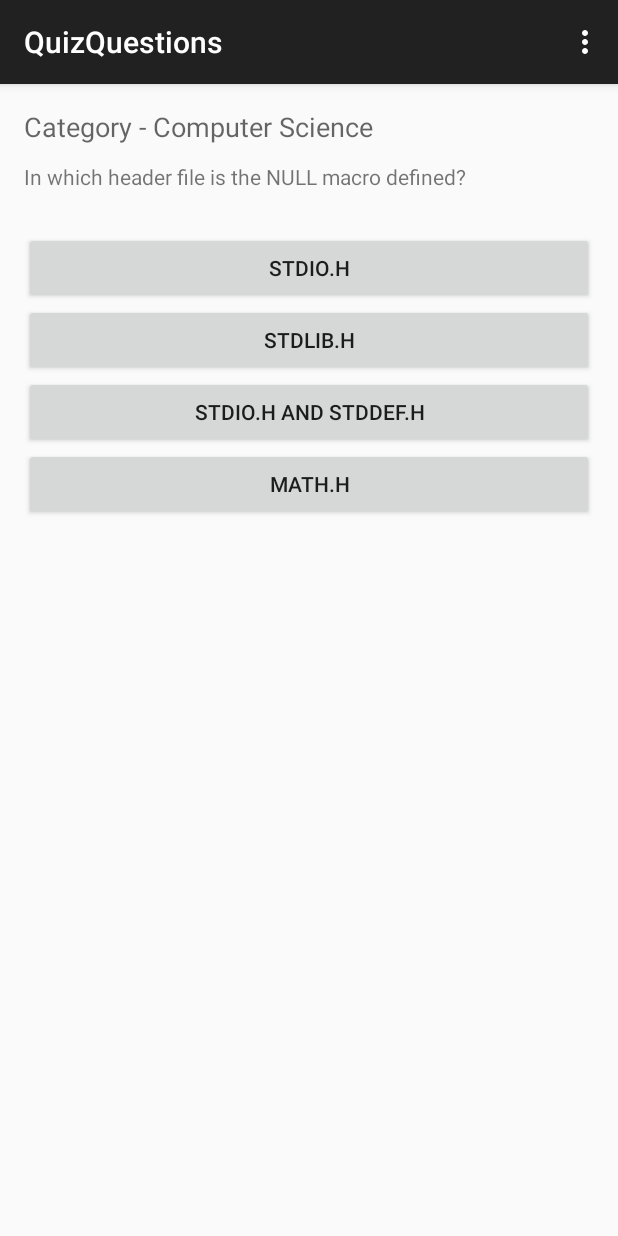
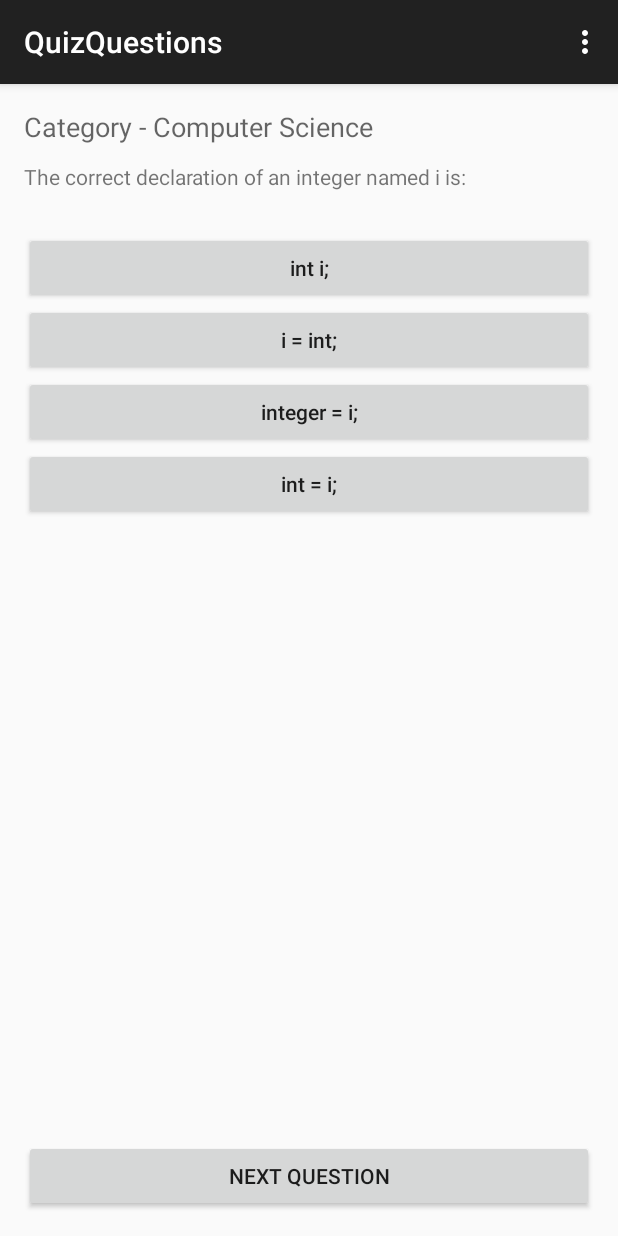
Before and after one commit to miteshpatekar/QuizWiz, an Android app: the QuizQuestions screen opened directly, with no data from a screen before it, on a phone screen of 412 x 824 dp. Run offline under Robolectric (Android 15) with nearby library versions, the phone set to English and light mode, and no system bars; libraries missing offline, so code that uses them is left out: com.firebase.client.

Commit message:
Updated Quick Quiz
Quiz uses an arraylist to push questions to user.

```diff
--- a/app/src/main/AndroidManifest.xml
+++ b/app/src/main/AndroidManifest.xml
@@ -61,6 +61,10 @@
             android:name=".Requests"
             android:label="@string/title_activity_requests" >
         </activity>
+        <activity
+            android:name=".Results"
+            android:label="@string/title_activity_results" >
+        </activity>
     </application>
 
 </manifest>
--- /dev/null
+++ b/app/src/main/java/com/quizwiz/Question.java
@@ -0,0 +1,62 @@
+package com.quizwiz;
+
+/**
+ * Created by Carlos on 3/19/2015.
+ */
+public class Question {
+    String question;
+    String option1;
+    String option2;
+    String option3;
+    String option4;
+    String answer;
+
+    public Question()
+    {
+        question="Question goes here";
+        option1="a";
+        option2="b";
+        option3="c";
+        option4="d";
+        answer="answer";
+    }
+    public Question(String ques, String op1, String op2, String op3, String op4, String ans)
+    {
+        question=ques;
+        option1=op1;
+        option2=op2;
+        option3=op3;
+        option4=op4;
+        answer=ans;
+    }
+
+    public String getQuestion()
+    {
+        return question;
+    }
+
+    public String getAnswer()
+    {
+        return answer;
+    }
+
+    public String getOption1()
+    {
+        return option1;
+    }
+
+    public String getOption2()
+    {
+        return option2;
+    }
+
+    public String getOption3()
+    {
+        return option3;
+    }
+
+    public String getOption4()
+    {
+        return option4;
+    }
+}
--- a/app/src/main/java/com/quizwiz/QuizQuestions.java
+++ b/app/src/main/java/com/quizwiz/QuizQuestions.java
@@ -1,19 +1,138 @@
 package com.quizwiz;
 
+import android.content.Intent;
+import android.graphics.Color;
+import android.graphics.drawable.Drawable;
 import android.support.v7.app.ActionBarActivity;
 import android.os.Bundle;
+import android.util.Log;
 import android.view.Menu;
 import android.view.MenuItem;
+import android.view.View;
+import android.widget.Button;
+import android.widget.TextView;
+import android.widget.Toast;
+
+import com.quizwiz.Question;
+
+import com.firebase.client.ChildEventListener;
+import com.firebase.client.DataSnapshot;
+import com.firebase.client.Firebase;
+import com.firebase.client.FirebaseError;
+import com.firebase.client.Query;
+import com.firebase.client.ValueEventListener;
+
+import java.util.ArrayList;
 
 
 public class QuizQuestions extends ActionBarActivity {
+
+    String question="Question";
+    String optionA="A";
+    String optionB="B";
+    String optionC="C";
+    String optionD="D";
+    String correct=optionA;
+    Button op1Button;
+    Button op2Button;
+    Button op3Button;
+    Button op4Button;
+    Button correctButton;
+    TextView questionText;
+    Drawable buttonColor;
+    boolean aState=false;
+    boolean bState=false;
+    boolean cState=false;
+    boolean dState=false;
+    boolean answered=false;
+    int points=0;
+    String total="";
+
+    Question q1;
+    Question q2;
+    Question q3;
+    ArrayList <Question> questions;
+    int qCount=-1;
+
+
 
     @Override
     protected void onCreate(Bundle savedInstanceState) {
         super.onCreate(savedInstanceState);
         setContentView(R.layout.activity_quiz_questions);
+        qCount=-1;
+        questionText=(TextView)findViewById(R.id.textView6);
+        op1Button=(Button)findViewById(R.id.button8);
+        op2Button=(Button)findViewById(R.id.button9);
+        op3Button=(Button)findViewById(R.id.button10);
+        op4Button=(Button)findViewById(R.id.button11);
+        buttonColor = op1Button.getBackground();
+
+
+        q1=new Question("The correct declaration of an integer named i is:","int i;","i = int;","integer = i;"
+        ,"int = i;","int i;");
+        q2=new Question("What is the brain of the computer?","Motherboard","RAM","CPU","NIC","CPU");
+        q3=new Question("An IP address is a numeric quantity that identifies","a network adapter to other devices on the network","the manufacturer of a computer","the physical location of a computer","none of the above","a network adapter to other devices on the network");
+        questions=new ArrayList<Question>();
+        questions.add(q1);
+        questions.add(q2);
+        questions.add(q3);
+
+        //retrieveData();
+        nextQuestion();
     }
 
+    public void retrieveData()
+    {
+        Firebase.setAndroidContext(this);
+
+        Firebase myFirebaseRef = new Firebase("https://popping-heat-8474.firebaseio.com/Questions/CS");
+        // Firebase rootRef = new Firebase("https://docs-examples.firebaseio.com/web/data");
+
+        final Query queryRef = myFirebaseRef.orderByKey();
+        queryRef.addChildEventListener(new ChildEventListener() {
+            @Override
+            public void onChildAdded(DataSnapshot snapshot, String previousChildKey) {
+                //System.out.println("!!!!!!! The " + snapshot.getKey() + " dinosaur's score is " + snapshot.getValue());
+                Log.d("Msg","Question " + snapshot.getKey() + " components: " + snapshot.getValue());
+                Object o=new Object();
+                o=snapshot.getValue();
+               // Log.d("Here it is"," Question " + o.toString());
+            }
+
+            @Override
+            public void onChildChanged(DataSnapshot dataSnapshot, String s) {
+
+            }
+
+            @Override
+            public void onChildRemoved(DataSnapshot dataSnapshot) {
+
+            }
+
+            @Override
+            public void onChildMoved(DataSnapshot dataSnapshot, String s) {
+
+            }
+
+            @Override
+            public void onCancelled(FirebaseError firebaseError) {
+
+            }
+            // ....
+        });
+
+        myFirebaseRef.addValueEventListener(new ValueEventListener() {
+            @Override
+            public void onDataChange(DataSnapshot snapshot) {
+                System.out.println(snapshot.getValue());
+            }
+            @Override
+            public void onCancelled(FirebaseError firebaseError) {
+                System.out.println("The read failed: " + firebaseError.getMessage());
+            }
+        });
+    }
 
     @Override
     public boolean onCreateOptionsMenu(Menu menu) {
@@ -36,4 +155,111 @@ public class QuizQuestions extends ActionBarActivity {
 
         return super.onOptionsItemSelected(item);
     }
+
+    public void nextQuestion()
+    {
+        qCount++;
+        if(qCount<questions.size()) {
+            question = questions.get(qCount).getQuestion().toString();
+            correct = questions.get(qCount).getAnswer().toString();
+            optionA = questions.get(qCount).getOption1().toString();
+            optionB = questions.get(qCount).getOption2().toString();
+            optionC = questions.get(qCount).getOption3().toString();
+            optionD = questions.get(qCount).getOption4().toString();
+
+            questionText.setText(question);
+            op1Button.setText(optionA);
+            op2Button.setText(optionB);
+            op3Button.setText(optionC);
+            op4Button.setText(optionD);
+            if (op1Button.getText().equals(correct)) {
+                correctButton = op1Button;
+            } else if (op2Button.getText().equals(correct)) {
+                correctButton = op2Button;
+            } else if (op3Button.getText().equals(correct)) {
+                correctButton = op3Button;
+            } else if (op4Button.getText().equals(correct)) {
+                correctButton = op4Button;
+            }
+            op1Button.setBackground(buttonColor);
+            op2Button.setBackground(buttonColor);
+            op3Button.setBackground(buttonColor);
+            op4Button.setBackground(buttonColor);
+        }
+        else
+        {
+            Toast.makeText(this, "No More Questions", Toast.LENGTH_SHORT).show();
+            total=String.valueOf(points)+"/"+String.valueOf(questions.size());
+            Intent i=new Intent(QuizQuestions.this,Results.class);
+            i.putExtra("points",total);
+            startActivity(i);
+        }
+
+        aState=false;
+        bState=false;
+        cState=false;
+        dState=false;
+        answered=false;
+    }
+    public void onClickA(View v)
+    {
+        if(aState==false) {
+            if (correctButton == op1Button) {
+                op1Button.setBackgroundColor(Color.GREEN);
+                points++;
+            } else {
+                op1Button.setBackgroundColor(Color.RED);
+                correctButton.setBackgroundColor(Color.GREEN);
+            }
+            answered=true;
+        }
+    }
+    public void onClickB(View v)
+    {
+        if(bState==false) {
+            if (correctButton == op2Button) {
+                op2Button.setBackgroundColor(Color.GREEN);
+                points++;
+            } else {
+                op2Button.setBackgroundColor(Color.RED);
+                correctButton.setBackgroundColor(Color.GREEN);
+            }
+            answered=true;
+        }
+    }
+    public void onClickC(View v)
+    {
+        if(cState==false) {
+            if (correctButton == op3Button) {
+                op3Button.setBackgroundColor(Color.GREEN);
+                points++;
+            } else {
+                op3Button.setBackgroundColor(Color.RED);
+                correctButton.setBackgroundColor(Color.GREEN);
+            }
+            answered=true;
+        }
+    }
+    public void onClickD(View v)
+    {
+        if(dState==false) {
+            if (correctButton == op4Button) {
+                op4Button.setBackgroundColor(Color.GREEN);
+                points++;
+            } else {
+                op4Button.setBackgroundColor(Color.RED);
+                correctButton.setBackgroundColor(Color.GREEN);
+            }
+            answered=true;
+        }
+    }
+    public void onNextQ(View v)
+    {
+        if(answered==true) {
+            nextQuestion();
+        }
+        else{
+            Toast.makeText(this, "Please answer question first.", Toast.LENGTH_SHORT).show();
+        }
+    }
 }
--- a/app/src/main/res/layout/activity_quiz_questions.xml
+++ b/app/src/main/res/layout/activity_quiz_questions.xml
@@ -19,6 +19,8 @@
         android:layout_height="wrap_content"
         android:text="stdio.h"
         android:id="@+id/button8"
+        android:onClick="onClickA"
+        android:textAllCaps="false"
         android:layout_below="@+id/textView6"
         android:layout_alignParentLeft="true"
         android:layout_alignParentStart="true"
@@ -31,6 +33,8 @@
         android:layout_height="wrap_content"
         android:text="stdlib.h"
         android:id="@+id/button9"
+        android:onClick="onClickB"
+        android:textAllCaps="false"
         android:layout_below="@+id/button8"
         android:layout_alignParentLeft="true"
         android:layout_alignParentStart="true"
@@ -42,6 +46,8 @@
         android:layout_height="wrap_content"
         android:text="stdio.h and stddef.h"
         android:id="@+id/button10"
+        android:onClick="onClickC"
+        android:textAllCaps="false"
         android:layout_below="@+id/button9"
         android:layout_alignParentLeft="true"
         android:layout_alignParentStart="true"
@@ -53,6 +59,8 @@
         android:layout_height="wrap_content"
         android:text="math.h"
         android:id="@+id/button11"
+        android:onClick="onClickD"
+        android:textAllCaps="false"
         android:layout_below="@+id/button10"
         android:layout_alignParentLeft="true"
         android:layout_alignParentStart="true"
@@ -69,4 +77,16 @@
         android:layout_alignParentLeft="true"
         android:layout_alignParentStart="true" />
 
+    <Button
+        android:layout_width="wrap_content"
+        android:layout_height="wrap_content"
+        android:text="Next Question"
+        android:onClick="onNextQ"
+        android:id="@+id/button13"
+        android:layout_alignParentBottom="true"
+        android:layout_alignParentRight="true"
+        android:layout_alignParentEnd="true"
+        android:layout_alignParentLeft="true"
+        android:layout_alignParentStart="true" />
+
 </RelativeLayout>
--- a/app/src/main/res/values/strings.xml
+++ b/app/src/main/res/values/strings.xml
@@ -14,5 +14,6 @@
     <string name="title_activity_add_friend">AddFriend</string>
     <string name="FireBaseDBReference">https://popping-heat-8474.firebaseio.com</string>
     <string name="title_activity_requests">Requests</string>
+    <string name="title_activity_results">Results</string>
 
 </resources>
```
Also changed, not shown: app/src/main/java/com/quizwiz/Results.java (added, +34 -0 lines), app/src/main/res/layout/activity_results.xml (added, +51 -0 lines), 2 other files.
